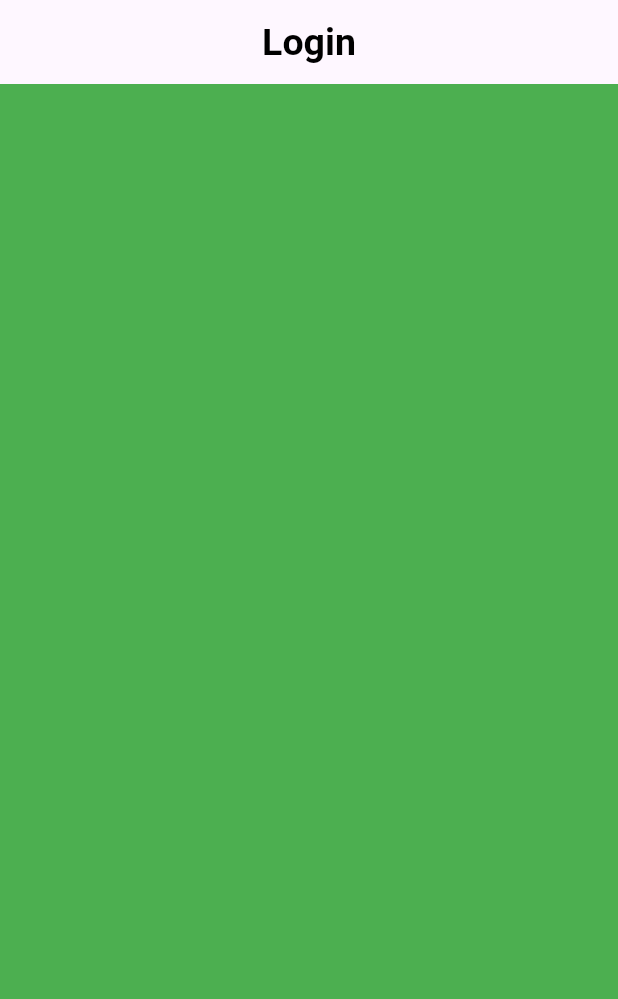
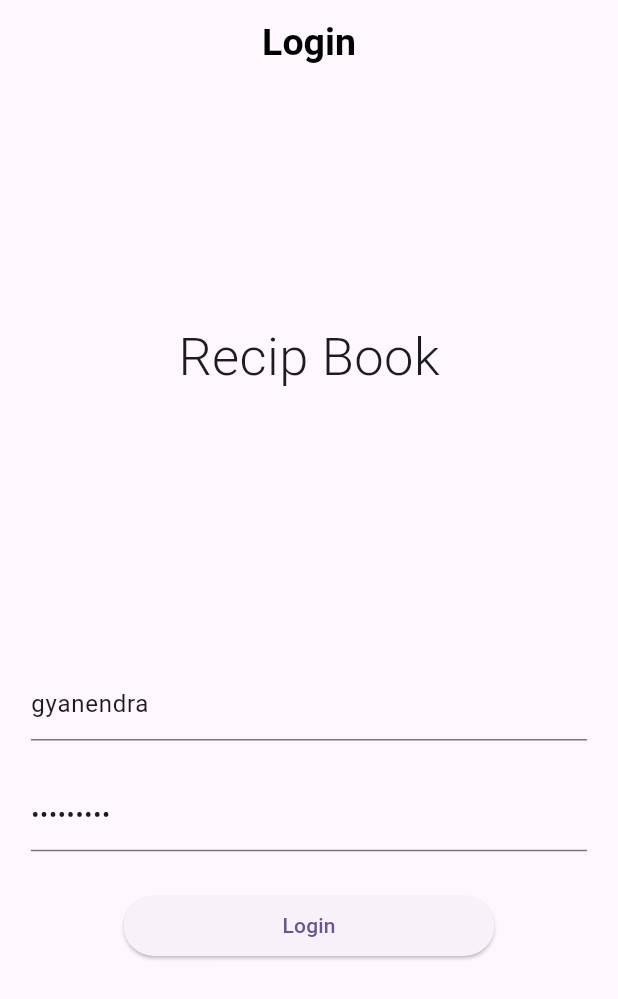
Before and after one commit to GauravGhost/Recipe_Flutter, a Flutter app: the screen it shows after launch, on a phone screen of 412 x 824 dp. Shown: the top 999 px of the screen. Run offline on Flutter 3.47's test engine with Material 3 defaults, Android fonts, the phone set to English and light mode, and no system bars; our stand-ins replace dio.

```diff
--- a/lib/main.dart
+++ b/lib/main.dart
@@ -10,6 +10,7 @@ class MyApp extends StatelessWidget {
   Widget build(BuildContext context) {
     return MaterialApp(
       title: 'Recip Book',
+      debugShowCheckedModeBanner: false,
       theme: ThemeData(
         colorScheme: ColorScheme.fromSeed(seedColor: Colors.deepPurple),
         useMaterial3: true,
--- a/lib/page/login_page.dart
+++ b/lib/page/login_page.dart
@@ -1,4 +1,5 @@
 import 'package:flutter/material.dart';
+import 'package:myapp/services/auth_service.dart';
 
 class LoginPage extends StatefulWidget {
   @override
@@ -8,13 +9,99 @@ class LoginPage extends StatefulWidget {
 }
 
 class _LoginPageState extends State<LoginPage> {
+  final GlobalKey<FormState> _loginFormKey = GlobalKey();
+
+  String? username, password;
   @override
   Widget build(BuildContext context) {
     return Scaffold(
-      backgroundColor: Colors.green,
-        appBar: AppBar(
-          centerTitle: true,
-      title: const Text("Login"),
-    ));
+      appBar: AppBar(
+        centerTitle: true,
+        title: const Text("Login"),
+      ),
+      body: SafeArea(child: _buildUI()),
+    );
+  }
+
+  Widget _buildUI() {
+    return SizedBox(
+      width: MediaQuery.sizeOf(context).width,
+      child: Column(
+        mainAxisSize: MainAxisSize.max,
+        mainAxisAlignment: MainAxisAlignment.spaceEvenly,
+        crossAxisAlignment: CrossAxisAlignment.center,
+        children: [_title(), _loginForm()],
+      ),
+    );
+  }
+
+  Widget _title() {
+    return const Text(
+      "Recip Book",
+      style: TextStyle(fontSize: 35, fontWeight: FontWeight.w300),
+    );
+  }
+
+  Widget _loginForm() {
+    return SizedBox(
+      width: MediaQuery.sizeOf(context).width * 0.90,
+      height: MediaQuery.sizeOf(context).height * 0.30,
+      child: Form(
+        key: _loginFormKey,
+        child: Column(
+          mainAxisSize: MainAxisSize.max,
+          mainAxisAlignment: MainAxisAlignment.spaceEvenly,
+          crossAxisAlignment: CrossAxisAlignment.center,
+          children: [
+            TextFormField(
+              initialValue: "gyanendra",
+              onSaved: (value) {
+                setState(() {
+                  username = value;
+                });
+              },
+              validator: (value) {
+                if (value == null || value.isEmpty) {
+                  return "Enter a Username";
+                }
+              },
+              decoration: const InputDecoration(hintText: "Username"),
+            ),
+            TextFormField(
+              initialValue: "gyanendra",
+              obscureText: true,
+              onSaved: (value) {
+                setState(() {
+                  password = value;
+                });
+              },
+              validator: (value) {
+                if (value == null || value.length < 5) {
+                  return "Enter a Valid Password";
+                }
+              },
+              decoration: const InputDecoration(hintText: "Password"),
+            ),
+            _loginButton(),
+          ],
+        ),
+      ),
+    );
+  }
+
+  Widget _loginButton() {
+    return SizedBox(
+      width: MediaQuery.sizeOf(context).width * 0.60,
+      child: ElevatedButton(
+        onPressed: () async {
+          if (_loginFormKey.currentState?.validate() ?? false) {
+            _loginFormKey.currentState?.save();
+            bool result = await AuthService().login(username!, password!);
+            print("$result");
+          }
+        },
+        child: const Text("Login"),
+      ),
+    );
   }
 }
--- /dev/null
+++ b/lib/services/auth_service.dart
@@ -0,0 +1,12 @@
+class AuthService {
+  static final AuthService _singleton = AuthService._internal();
+  factory AuthService() {
+    return _singleton;
+  }
+  AuthService._internal();
+
+  Future<bool> login(String username, String password) async {
+    print("$username - $password");
+    return false;
+  }
+}
--- /dev/null
+++ b/lib/utils/const.dart
@@ -0,0 +1 @@
+const String API_BASE_URL = 'https://dummyjson.com/';
--- a/pubspec.yaml
+++ b/pubspec.yaml
@@ -35,6 +35,7 @@ dependencies:
   # The following adds the Cupertino Icons font to your application.
   # Use with the CupertinoIcons class for iOS style icons.
   cupertino_icons: ^1.0.6
+  dio: ^5.4.2+1
 
 dev_dependencies:
   flutter_test:
```
Also changed, not shown: lib/services/http_service.dart (added, +26 -0 lines), pubspec.lock.
